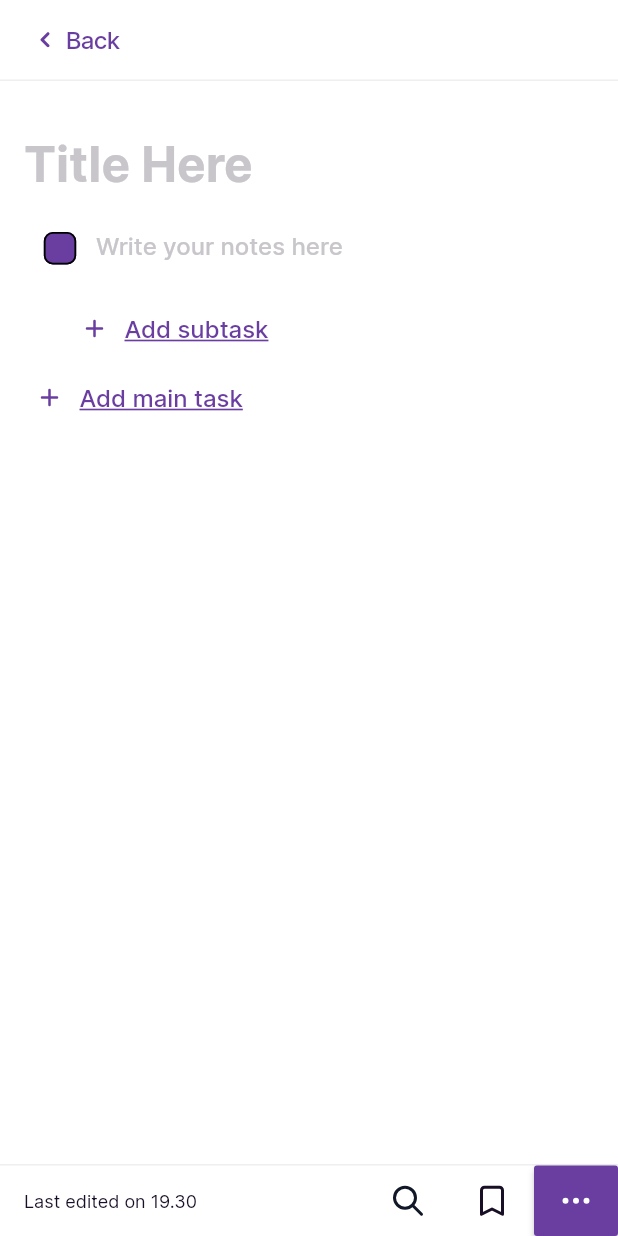
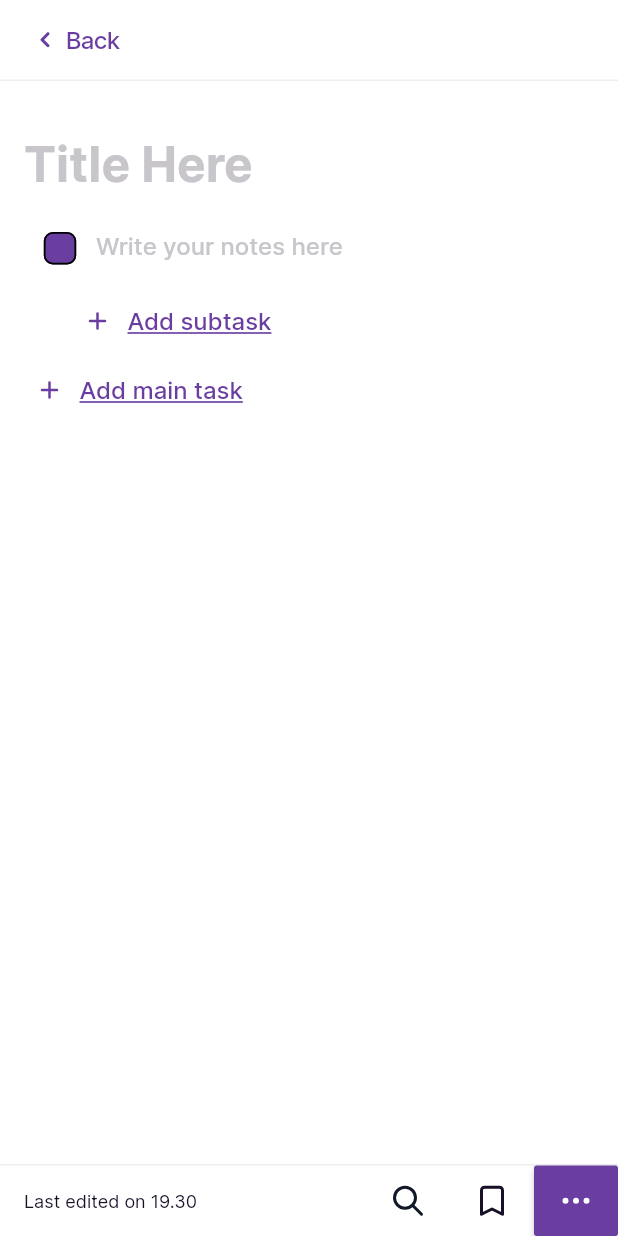
Before and after one commit to iamtechieboy/note_app, a Flutter app: the GoalsPage screen opened by its route, on a phone screen of 412 x 824 dp. Run offline on Flutter 3.47's test engine with Material 2 defaults, Android fonts, the phone set to English and light mode, and no system bars; our stand-ins replace dotted_border, equatable, flutter_bloc, flutter_svg, image_picker, modal_bottom_sheet.

Commit message:
adding idea pages done except routine task

```diff
--- a/lib/presentation/components/add_task_button.dart
+++ b/lib/presentation/components/add_task_button.dart
@@ -8,26 +8,29 @@ class AddTaskButton extends StatelessWidget {
   const AddTaskButton({
     Key? key,
     required this.label,
-    required this.onTap,
+    required this.onTap, required this.padding,
   }) : super(key: key);
 
   final Function() onTap;
   final String label;
+  final EdgeInsets padding;
 
   @override
   Widget build(BuildContext context) {
-    return Container(
+    return SizedBox(
       height: 46,
-      padding: const EdgeInsets.only(left: 7),
       child: InkWell(
         onTap: onTap,
         child: Row(
           children: [
-            SvgPicture.asset(
-              "assets/icons/plus.svg",
-              height: 20,
-              width: 20,
-              color: AppColors.primaryColor.base,
+            Padding(
+              padding: padding,
+              child: SvgPicture.asset(
+                "assets/icons/plus.svg",
+                height: 20,
+                width: 20,
+                color: AppColors.primaryColor.base,
+              ),
             ),
             const SizedBox(
               width: 10,
--- a/lib/presentation/components/checkbox_component.dart
+++ b/lib/presentation/components/checkbox_component.dart
@@ -18,22 +18,19 @@ class _CheckBoxesWidgetState extends State<CheckBoxesWidget> {
     return Column(
       children: [
         const CheckBoxWithTextField(
+          padding: EdgeInsets.only(left: 16),
           hintText: "Write your notes here",
         ),
         ...checkNote,
-        Padding(
-          padding: const EdgeInsets.only(
-            left: 30,
-            top: 5,
-          ),
-          child: AddTaskButton(
+        AddTaskButton(
+          padding: const EdgeInsets.only(left: 55),
           label: "Add subtask",
           onTap: () {
             checkNote.add(
               const CheckBoxWithTextField(
                 hintText: "Write your task notes here",
                 padding: EdgeInsets.only(
-                    left: 30,
+                  left: 39,
                   top: 5,
                 ),
               ),
@@ -41,7 +38,6 @@ class _CheckBoxesWidgetState extends State<CheckBoxesWidget> {
             setState(() {});
           },
         ),
-        ),
       ],
     );
   }
--- a/lib/presentation/pages/goals_idea/goals_page.dart
+++ b/lib/presentation/pages/goals_idea/goals_page.dart
@@ -33,20 +33,24 @@ class _GoalsPageState extends State<GoalsPage> {
       body: Column(
         mainAxisAlignment: MainAxisAlignment.spaceBetween,
         children: [
-          ListView(
+          Expanded(
+            child: ListView(
               padding: const EdgeInsets.symmetric(
-              horizontal: 16,
                 vertical: 24,
               ),
               physics: const BouncingScrollPhysics(),
               shrinkWrap: true,
               children: [
-              TitleTextField(
+                Padding(
+                  padding: const EdgeInsets.symmetric(horizontal: 16),
+                  child: TitleTextField(
                     titleHint: "Title Here",
                     textEditingController: titleEditingController,
                   ),
+                ),
                 ...noteList,
                 AddTaskButton(
+                  padding: const EdgeInsets.only(left: 23),
                   label: "Add main task",
                   onTap: () {
                     noteList.add(CheckBoxesWidget());
@@ -55,6 +59,7 @@ class _GoalsPageState extends State<GoalsPage> {
                 ),
               ],
             ),
+          ),
           BottomTaskBar(context: context),
         ],
       ),
--- a/lib/presentation/pages/guidance_idea/guidance_page.dart
+++ b/lib/presentation/pages/guidance_idea/guidance_page.dart
@@ -88,8 +88,7 @@ class _GuidancePageState extends State<GuidancePage> {
                                           EditPhotoBottomSheetMenu(
                                             bloc: context.read<
                                                 GuidanceCubit>(),
-                                          ),
-                                          height: 241));
+                                          )));
                                 },
                                 height: 58,
                                 icon: Assets.icons.pencil,
```
Also changed, not shown: lib/presentation/components/custom_bottom_sheet.dart (+5 -4 lines), lib/presentation/components/extras_menu_button.dart (+16 -9 lines), lib/presentation/pages/buying_something/buying_something.dart (+14 -9 lines), lib/presentation/pages/settings/setting_page.dart (+12 -10 lines), lib/presentation/widgets/extra_bottom_sheet_menu.dart (+13 -10 lines), lib/presentation/widgets/extra_menu_bottom_sheet_body.dart (deleted, +0 -144 lines). Lines whose indentation alone changed are shown as unchanged.
